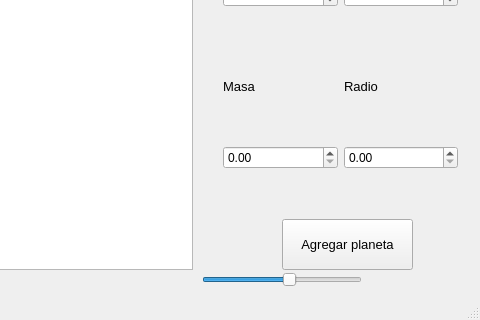
Old version of the form mainwindow.ui in the repository santiagomontoya63645/practica6; both pictures show x 528 to 1008 and y 347 to 667 of the 1008 by 667 pixel window.
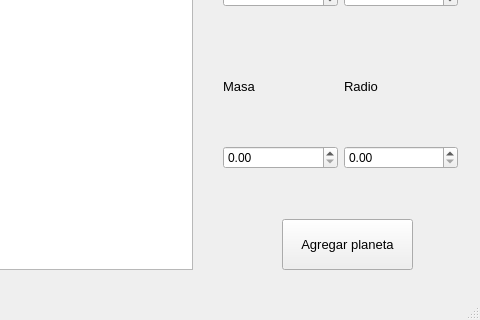
New version of the form. Icons and pictures are not drawn. Custom widgets are drawn as their Qt base class.

Diff of the .ui file:
```diff
--- a/mainwindow.ui
+++ b/mainwindow.ui
@@ -233,25 +233,6 @@
      <string>Agregar planeta</string>
     </property>
    </widget>
-   <widget class="QSlider" name="horizontalSlider">
-    <property name="geometry">
-     <rect>
-      <x>730</x>
-      <y>580</y>
-      <width>160</width>
-      <height>22</height>
-     </rect>
-    </property>
-    <property name="minimum">
-     <number>-99</number>
-    </property>
-    <property name="value">
-     <number>10</number>
-    </property>
-    <property name="orientation">
-     <enum>Qt::Horizontal</enum>
-    </property>
-   </widget>
   </widget>
   <widget class="QMenuBar" name="menuBar">
    <property name="geometry">
@@ -311,6 +292,13 @@
   </action>
  </widget>
  <layoutdefault spacing="6" margin="11"/>
+ <customwidgets>
+  <customwidget>
+   <class>customview</class>
+   <extends>QGraphicsView</extends>
+   <header>customview.h</header>
+  </customwidget>
+ </customwidgets>
  <resources>
   <include location="iconos.qrc"/>
  </resources>
```
Left out of the diff: 2 changed lines with no effect on the pictures.
